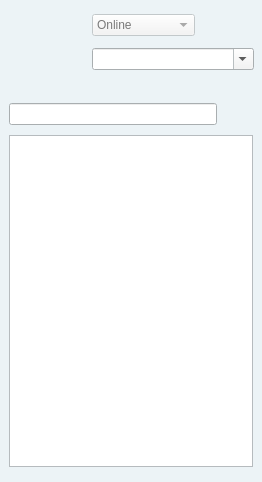
First picture: the form in retroshare-gui/src/gui/MessengerWindow.ui, repository RetroShare/RetroShare, before the edit.
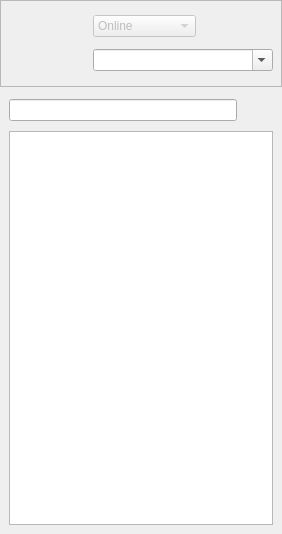
Second picture: the form after the edit. Icons and pictures are not drawn.

Commit message: * created MessengerWindow new, old one was corrupt, stylesheets does not more worked. * add a QFrame for can use Stylesheet of Top of the MessengerWindow Background, later to can hide it. * added stylesheets for QFrame#messengerframetop

The edit to the form file:
```diff
--- a/retroshare-gui/src/gui/MessengerWindow.ui
+++ b/retroshare-gui/src/gui/MessengerWindow.ui
@@ -1,473 +1,54 @@
 <ui version="4.0" >
  <class>MessengerWindow</class>
- <widget class="QWidget" name="MessengerWindow" >
+ <widget class="QMainWindow" name="MessengerWindow" >
   <property name="geometry" >
    <rect>
     <x>0</x>
     <y>0</y>
-    <width>262</width>
-    <height>482</height>
+    <width>282</width>
+    <height>534</height>
    </rect>
   </property>
-  <property name="palette" >
-   <palette>
-    <active>
-     <colorrole role="WindowText" >
-      <brush brushstyle="SolidPattern" >
-       <color alpha="255" >
-        <red>0</red>
-        <green>0</green>
-        <blue>0</blue>
-       </color>
-      </brush>
-     </colorrole>
-     <colorrole role="Button" >
-      <brush brushstyle="SolidPattern" >
-       <color alpha="255" >
-        <red>244</red>
-        <green>244</green>
-        <blue>244</blue>
-       </color>
-      </brush>
-     </colorrole>
-     <colorrole role="Light" >
-      <brush brushstyle="SolidPattern" >
-       <color alpha="255" >
-        <red>244</red>
-        <green>244</green>
-        <blue>244</blue>
-       </color>
-      </brush>
-     </colorrole>
-     <colorrole role="Midlight" >
-      <brush brushstyle="SolidPattern" >
-       <color alpha="255" >
-        <red>241</red>
-        <green>239</green>
-        <blue>226</blue>
-       </color>
-      </brush>
-     </colorrole>
-     <colorrole role="Dark" >
-      <brush brushstyle="SolidPattern" >
-       <color alpha="255" >
-        <red>140</red>
-        <green>140</green>
-        <blue>140</blue>
-       </color>
-      </brush>
-     </colorrole>
-     <colorrole role="Mid" >
-      <brush brushstyle="SolidPattern" >
-       <color alpha="255" >
-        <red>163</red>
-        <green>163</green>
-        <blue>163</blue>
-       </color>
-      </brush>
-     </colorrole>
-     <colorrole role="Text" >
-      <brush brushstyle="SolidPattern" >
-       <color alpha="255" >
-        <red>0</red>
-        <green>0</green>
-        <blue>0</blue>
-       </color>
-      </brush>
-     </colorrole>
-     <colorrole role="BrightText" >
-      <brush brushstyle="SolidPattern" >
-       <color alpha="255" >
-        <red>244</red>
-        <green>244</green>
-        <blue>244</blue>
-       </color>
-      </brush>
-     </colorrole>
-     <colorrole role="ButtonText" >
-      <brush brushstyle="SolidPattern" >
-       <color alpha="255" >
-        <red>0</red>
-        <green>0</green>
-        <blue>0</blue>
-       </color>
-      </brush>
-     </colorrole>
-     <colorrole role="Base" >
-      <brush brushstyle="SolidPattern" >
-       <color alpha="255" >
-        <red>255</red>
-        <green>255</green>
-        <blue>255</blue>
-       </color>
-      </brush>
-     </colorrole>
-     <colorrole role="Window" >
-      <brush brushstyle="SolidPattern" >
-       <color alpha="255" >
-        <red>236</red>
-        <green>243</green>
-        <blue>246</blue>
-       </color>
-      </brush>
-     </colorrole>
-     <colorrole role="Shadow" >
-      <brush brushstyle="SolidPattern" >
-       <color alpha="255" >
-        <red>106</red>
-        <green>106</green>
-        <blue>106</blue>
-       </color>
-      </brush>
-     </colorrole>
-     <colorrole role="Highlight" >
-      <brush brushstyle="SolidPattern" >
-       <color alpha="255" >
-        <red>197</red>
-        <green>231</green>
-        <blue>246</blue>
-       </color>
-      </brush>
-     </colorrole>
-     <colorrole role="HighlightedText" >
-      <brush brushstyle="SolidPattern" >
-       <color alpha="255" >
-        <red>0</red>
-        <green>0</green>
-        <blue>0</blue>
-       </color>
-      </brush>
-     </colorrole>
-     <colorrole role="AlternateBase" >
-      <brush brushstyle="SolidPattern" >
-       <color alpha="255" >
-        <red>232</red>
-        <green>232</green>
-        <blue>232</blue>
-       </color>
-      </brush>
-     </colorrole>
-    </active>
-    <inactive>
-     <colorrole role="WindowText" >
-      <brush brushstyle="SolidPattern" >
-       <color alpha="255" >
-        <red>0</red>
-        <green>0</green>
-        <blue>0</blue>
-       </color>
-      </brush>
-     </colorrole>
-     <colorrole role="Button" >
-      <brush brushstyle="SolidPattern" >
-       <color alpha="255" >
-        <red>244</red>
-        <green>244</green>
-        <blue>244</blue>
-       </color>
-      </brush>
-     </colorrole>
-     <colorrole role="Light" >
-      <brush brushstyle="SolidPattern" >
-       <color alpha="255" >
-        <red>244</red>
-        <green>244</green>
-        <blue>244</blue>
-       </color>
-      </brush>
-     </colorrole>
-     <colorrole role="Midlight" >
-      <brush brushstyle="SolidPattern" >
-       <color alpha="255" >
-        <red>241</red>
-        <green>239</green>
-        <blue>226</blue>
-       </color>
-      </brush>
-     </colorrole>
-     <colorrole role="Dark" >
-      <brush brushstyle="SolidPattern" >
-       <color alpha="255" >
-        <red>140</red>
-        <green>140</green>
-        <blue>140</blue>
-       </color>
-      </brush>
-     </colorrole>
-     <colorrole role="Mid" >
-      <brush brushstyle="SolidPattern" >
-       <color alpha="255" >
-        <red>163</red>
-        <green>163</green>
-        <blue>163</blue>
-       </color>
-      </brush>
-     </colorrole>
-     <colorrole role="Text" >
-      <brush brushstyle="SolidPattern" >
-       <color alpha="255" >
-        <red>0</red>
-        <green>0</green>
-        <blue>0</blue>
-       </color>
-      </brush>
-     </colorrole>
-     <colorrole role="BrightText" >
-      <brush brushstyle="SolidPattern" >
-       <color alpha="255" >
-        <red>244</red>
-        <green>244</green>
-        <blue>244</blue>
-       </color>
-      </brush>
-     </colorrole>
-     <colorrole role="ButtonText" >
-      <brush brushstyle="SolidPattern" >
-       <color alpha="255" >
-        <red>0</red>
-        <green>0</green>
-        <blue>0</blue>
-       </color>
-      </brush>
-     </colorrole>
-     <colorrole role="Base" >
-      <brush brushstyle="SolidPattern" >
-       <color alpha="255" >
-        <red>255</red>
-        <green>255</green>
-        <blue>255</blue>
-       </color>
-      </brush>
-     </colorrole>
-     <colorrole role="Window" >
-      <brush brushstyle="SolidPattern" >
-       <color alpha="255" >
-        <red>236</red>
-        <green>243</green>
-        <blue>246</blue>
-       </color>
-      </brush>
-     </colorrole>
-     <colorrole role="Shadow" >
-      <brush brushstyle="SolidPattern" >
-       <color alpha="255" >
-        <red>106</red>
-        <green>106</green>
-        <blue>106</blue>
-       </color>
-      </brush>
-     </colorrole>
-     <colorrole role="Highlight" >
-      <brush brushstyle="SolidPattern" >
-       <color alpha="255" >
-        <red>244</red>
-        <green>244</green>
-        <blue>244</blue>
-       </color>
-      </brush>
-     </colorrole>
-     <colorrole role="HighlightedText" >
-      <brush brushstyle="SolidPattern" >
-       <color alpha="255" >
-        <red>0</red>
-        <green>0</green>
-        <blue>0</blue>
-       </color>
-      </brush>
-     </colorrole>
-     <colorrole role="AlternateBase" >
-      <brush brushstyle="SolidPattern" >
-       <color alpha="255" >
-        <red>232</red>
-        <green>232</green>
-        <blue>232</blue>
-       </color>
-      </brush>
-     </colorrole>
-    </inactive>
-    <disabled>
-     <colorrole role="WindowText" >
-      <brush brushstyle="SolidPattern" >
-       <color alpha="255" >
-        <red>122</red>
-        <green>122</green>
-        <blue>122</blue>
-       </color>
-      </brush>
-     </colorrole>
-     <colorrole role="Button" >
-      <brush brushstyle="SolidPattern" >
-       <color alpha="255" >
-        <red>244</red>
-        <green>244</green>
-        <blue>244</blue>
-       </color>
-      </brush>
-     </colorrole>
-     <colorrole role="Light" >
-      <brush brushstyle="SolidPattern" >
-       <color alpha="255" >
-        <red>244</red>
-        <green>244</green>
-        <blue>244</blue>
-       </color>
-      </brush>
-     </colorrole>
-     <colorrole role="Midlight" >
-      <brush brushstyle="SolidPattern" >
-       <color alpha="255" >
-        <red>244</red>
-        <green>244</green>
-        <blue>244</blue>
-       </color>
-      </brush>
-     </colorrole>
-     <colorrole role="Dark" >
-      <brush brushstyle="SolidPattern" >
-       <color alpha="255" >
-        <red>140</red>
-        <green>140</green>
-        <blue>140</blue>
-       </color>
-      </brush>
-     </colorrole>
-     <colorrole role="Mid" >
-      <brush brushstyle="SolidPattern" >
-       <color alpha="255" >
-        <red>163</red>
-        <green>163</green>
-        <blue>163</blue>
-       </color>
-      </brush>
-     </colorrole>
-     <colorrole role="Text" >
-      <brush brushstyle="SolidPattern" >
-       <color alpha="255" >
-        <red>122</red>
-        <green>122</green>
-        <blue>122</blue>
-       </color>
-      </brush>
-     </colorrole>
-     <colorrole role="BrightText" >
-      <brush brushstyle="SolidPattern" >
-       <color alpha="255" >
-        <red>244</red>
-        <green>244</green>
-        <blue>244</blue>
-       </color>
-      </brush>
-     </colorrole>
-     <colorrole role="ButtonText" >
-      <brush brushstyle="SolidPattern" >
-       <color alpha="255" >
-        <red>122</red>
-        <green>122</green>
-        <blue>122</blue>
-       </color>
-      </brush>
-     </colorrole>
-     <colorrole role="Base" >
-      <brush brushstyle="SolidPattern" >
-       <color alpha="255" >
-        <red>244</red>
-        <green>244</green>
-        <blue>244</blue>
-       </color>
-      </brush>
-     </colorrole>
-     <colorrole role="Window" >
-      <brush brushstyle="SolidPattern" >
-       <color alpha="255" >
-        <red>236</red>
-        <green>243</green>
-        <blue>246</blue>
-       </color>
-      </brush>
-     </colorrole>
-     <colorrole role="Shadow" >
-      <brush brushstyle="SolidPattern" >
-       <color alpha="255" >
-        <red>0</red>
-        <green>0</green>
-        <blue>0</blue>
-       </color>
-      </brush>
-     </colorrole>
-     <colorrole role="Highlight" >
-      <brush brushstyle="SolidPattern" >
-       <color alpha="255" >
-        <red>197</red>
-        <green>231</green>
-        <blue>246</blue>
-       </color>
-      </brush>
-     </colorrole>
-     <colorrole role="HighlightedText" >
-      <brush brushstyle="SolidPattern" >
-       <color alpha="255" >
-        <red>0</red>
-        <green>0</green>
-        <blue>0</blue>
-       </color>
-      </brush>
-     </colorrole>
-     <colorrole role="AlternateBase" >
-      <brush brushstyle="SolidPattern" >
-       <color alpha="255" >
-        <red>232</red>
-        <green>232</green>
-        <blue>232</blue>
-       </color>
-      </brush>
-     </colorrole>
-    </disabled>
-   </palette>
-  </property>
-  <property name="font" >
-   <font/>
-  </property>
-  <property name="contextMenuPolicy" >
-   <enum>Qt::NoContextMenu</enum>
+  <property name="windowTitle" >
+   <string>RetroShare  Messenger</string>
   </property>
   <property name="windowIcon" >
    <iconset resource="images.qrc" >:/images/rstray3.png</iconset>
   </property>
-  <property name="styleSheet" >
-   <string>
-</string>
-  </property>
-  <layout class="QGridLayout" >
-   <property name="leftMargin" >
+  <widget class="QWidget" name="centralwidget" >
+   <property name="geometry" >
+    <rect>
+     <x>0</x>
+     <y>23</y>
+     <width>282</width>
+     <height>511</height>
+    </rect>
+   </property>
+   <layout class="QGridLayout" name="gridLayout_2" >
+    <property name="margin" >
     <number>0</number>
    </property>
-   <property name="topMargin" >
+    <property name="spacing" >
     <number>0</number>
    </property>
-   <property name="rightMargin" >
-    <number>0</number>
-   </property>
-   <property name="bottomMargin" >
+    <item row="0" column="0" >
+     <widget class="QFrame" name="messengerframetop" >
+      <property name="frameShape" >
+       <enum>QFrame::StyledPanel</enum>
+      </property>
+      <property name="frameShadow" >
+       <enum>QFrame::Raised</enum>
+      </property>
+      <layout class="QGridLayout" name="gridLayout" >
+       <property name="margin" >
     <number>0</number>
    </property>
    <item row="0" column="0" >
-    <layout class="QGridLayout" >
-     <property name="leftMargin" >
+        <layout class="QGridLayout" name="gridlayouttop" >
+         <property name="margin" >
       <number>4</number>
      </property>
-     <property name="topMargin" >
-      <number>4</number>
-     </property>
-     <property name="rightMargin" >
-      <number>4</number>
-     </property>
-     <property name="bottomMargin" >
-      <number>4</number>
-     </property>
-     <property name="horizontalSpacing" >
-      <number>6</number>
-     </property>
-     <property name="verticalSpacing" >
+         <property name="spacing" >
       <number>6</number>
      </property>
      <item row="0" column="0" >
@@ -493,23 +74,11 @@
       </widget>
      </item>
      <item row="0" column="1" >
-      <layout class="QGridLayout" >
-       <property name="leftMargin" >
+          <layout class="QGridLayout" name="_2" >
+           <property name="margin" >
         <number>4</number>
        </property>
-       <property name="topMargin" >
-        <number>4</number>
-       </property>
-       <property name="rightMargin" >
-        <number>4</number>
-       </property>
-       <property name="bottomMargin" >
-        <number>4</number>
-       </property>
-       <property name="horizontalSpacing" >
-        <number>6</number>
-       </property>
-       <property name="verticalSpacing" >
+           <property name="spacing" >
         <number>6</number>
        </property>
        <item row="0" column="0" >
@@ -608,24 +177,15 @@
      </item>
     </layout>
    </item>
+      </layout>
+     </widget>
+    </item>
    <item row="1" column="0" >
-    <layout class="QGridLayout" >
-     <property name="leftMargin" >
+     <layout class="QGridLayout" name="_3" >
+      <property name="margin" >
       <number>9</number>
      </property>
-     <property name="topMargin" >
-      <number>9</number>
-     </property>
-     <property name="rightMargin" >
-      <number>9</number>
-     </property>
-     <property name="bottomMargin" >
-      <number>9</number>
-     </property>
-     <property name="horizontalSpacing" >
-      <number>6</number>
-     </property>
-     <property name="verticalSpacing" >
+      <property name="spacing" >
       <number>6</number>
      </property>
      <item row="1" column="0" colspan="2" >
@@ -689,14 +249,17 @@
    </item>
   </layout>
  </widget>
- <tabstops>
-  <tabstop>statuscomboBox</tabstop>
-  <tabstop>messagecomboBox</tabstop>
-  <tabstop>searchlineEdit</tabstop>
-  <tabstop>addIMAccountButton</tabstop>
-  <tabstop>messengertreeWidget</tabstop>
-  <tabstop>avatarButton</tabstop>
- </tabstops>
+  <widget class="QMenuBar" name="menubar" >
+   <property name="geometry" >
+    <rect>
+     <x>0</x>
+     <y>0</y>
+     <width>282</width>
+     <height>23</height>
+    </rect>
+   </property>
+  </widget>
+ </widget>
  <resources>
   <include location="images.qrc" />
  </resources>
```
Left out of the diff: 30 changed lines with no effect on the pictures. Lines whose indentation alone changed are shown as unchanged. The commit also changes 14 other files.
